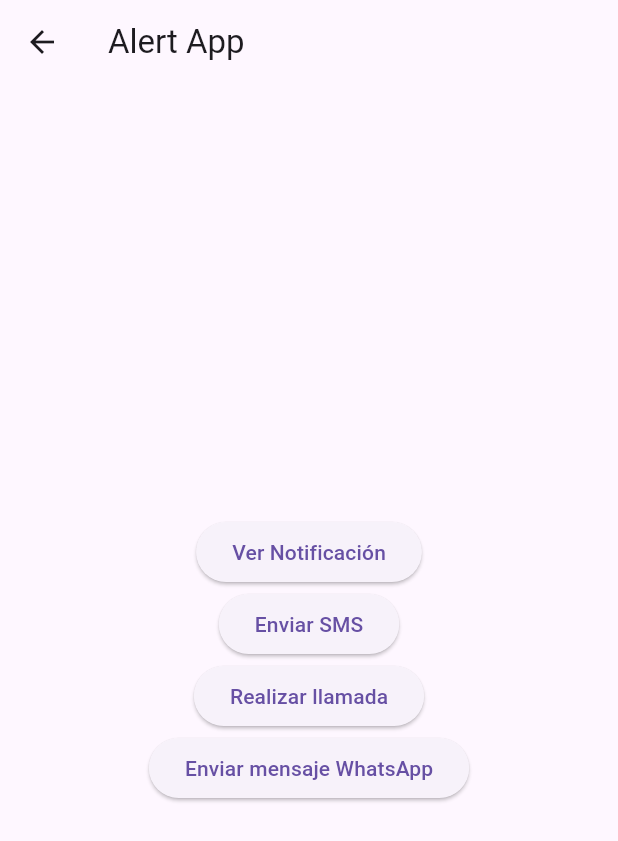
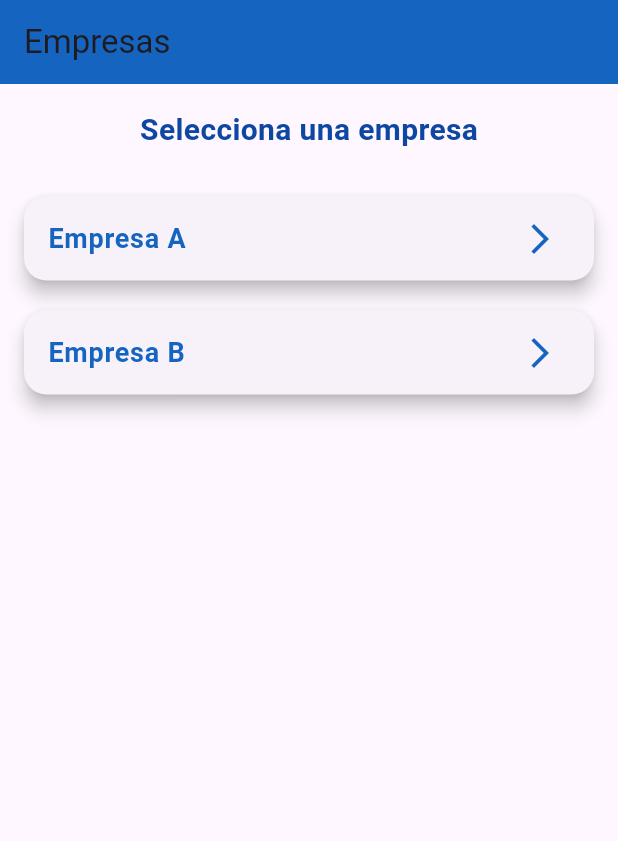
Before and after one commit to jesusjfy/appalertas, a Flutter app: the HomePage screen opened directly, on a phone screen of 412 x 824 dp. Shown: the top 841 px of the screen. Run offline on Flutter 3.47's test engine with Material 3 defaults, Android fonts, the phone set to English and light mode, and no system bars; our stand-ins replace firebase_auth, firebase_core, flutter_local_notifications, google_sign_in; missing offline and left inert: telephony; accounts and stored records are empty.

Commit message:
creación de empresas

```diff
--- /dev/null
+++ b/lib/models/area_model.dart
@@ -0,0 +1,9 @@
+import 'package:appalertas/models/user_model.dart';
+
+class Area {
+  final String name;
+  final String head;
+  final List<User> workers;
+
+  Area({required this.name, required this.head, required this.workers});
+}
--- /dev/null
+++ b/lib/models/company_model.dart
@@ -0,0 +1,8 @@
+import 'package:appalertas/models/area_model.dart';
+
+class Company {
+  final String name;
+  final List<Area> areas;
+
+  Company({required this.name, required this.areas});
+}
--- /dev/null
+++ b/lib/models/user_model.dart
@@ -0,0 +1,8 @@
+class User {
+  final String name;
+  final String phoneNumber;
+  final String whatsappNumber;
+  final String position;
+
+  User({required this.name, required this.phoneNumber, required this.whatsappNumber, required this.position});
+}
--- a/lib/pages/home_page.dart
+++ b/lib/pages/home_page.dart
@@ -1,53 +1,86 @@
+import 'package:appalertas/models/area_model.dart';
+import 'package:appalertas/models/company_model.dart';
+import 'package:appalertas/models/user_model.dart';
+import 'package:appalertas/pages/area_page.dart';
 import 'package:flutter/material.dart';
 
-import '../services/call_service.dart';
-import '../services/notification_service.dart';
-import '../services/sms_service.dart';
-import '../services/whatsapp_service.dart';
-
 class HomePage extends StatelessWidget {
-  final NotificationService _notificationService = NotificationService();
-  final SmsService _smsService = SmsService();
-  final CallService _callService = CallService();
-  final WhatsappService _whatsappService = WhatsappService();
-
-  HomePage() {
-    _notificationService.initialize();
-  }
+  final List<Company> companies = [
+    Company(name: 'Empresa A', areas: [
+      Area(name: 'Área 1', head: 'Jefe A1', workers: [
+        User(name: 'Trabajador 1', phoneNumber: '', whatsappNumber: '', position: 'Posición 1'),
+        User(name: 'Trabajador 2', phoneNumber: '', whatsappNumber: '', position: 'Posición 2'),
+      ]),
+      Area(name: 'Área 2', head: 'Jefe A2', workers: [
+        User(name: 'Trabajador 3', phoneNumber: '', whatsappNumber: '', position: 'Posición 3'),
+        User(name: 'Trabajador 4', phoneNumber: '', whatsappNumber: '', position: 'Posición 4'),
+      ]),
+    ]),
+    Company(name: 'Empresa B', areas: [
+      Area(name: 'Área 3', head: 'Jefe B1', workers: [
+        User(name: 'Trabajador 5', phoneNumber: '', whatsappNumber: '', position: 'Posición 5'),
+        User(name: 'Trabajador 6', phoneNumber: '', whatsappNumber: '', position: 'Posición 6'),
+      ]),
+      Area(name: 'Área 4', head: 'Jefe B2', workers: [
+        User(name: 'Trabajador 7', phoneNumber: '', whatsappNumber: '', position: 'Posición 7'),
+        User(name: 'Trabajador 8', phoneNumber: '', whatsappNumber: '', position: 'Posición 8'),
+      ]),
+    ]),
+  ];
 
   @override
   Widget build(BuildContext context) {
     return Scaffold(
       appBar: AppBar(
-        title: Text('Alert App'),
+        title: Text('Empresas'),
+        backgroundColor: Colors.blue[800],
       ),
-      body: Center(
+      body: Padding(
+        padding: const EdgeInsets.all(16.0),
         child: Column(
-          mainAxisAlignment: MainAxisAlignment.center,
-          children: <Widget>[
-            ElevatedButton(
-              onPressed: () {
-                _notificationService.showNotification('Test', 'Hola');
-              },
-              child: Text('Ver Notificación'),
+          children: [
+            Text(
+              'Selecciona una empresa',
+              style: TextStyle(
+                fontSize: 20,
+                fontWeight: FontWeight.bold,
+                color: Colors.blue[900],
+              ),
             ),
-            ElevatedButton(
-              onPressed: () {
-                _smsService.sendSmsMessage('Mensaje enviado', '+15551234567');
-              },
-              child: Text('Enviar SMS'),
-            ),
-            ElevatedButton(
-              onPressed: () {
-                _callService.makePhoneCall('+15551234567');
-              },
-              child: Text('Realizar llamada'),
-            ),
-            ElevatedButton(
-              onPressed: () {
-                _whatsappService.sendWhatsappMessage('+51931686610', 'Hola');
-              },
-              child: Text('Enviar mensaje WhatsApp'),
+            SizedBox(height: 20),
+            Expanded(
+              child: ListView.builder(
+                itemCount: companies.length,
+                itemBuilder: (context, index) {
+                  final company = companies[index];
+                  return Card(
+                    elevation: 5,
+                    margin: EdgeInsets.symmetric(vertical: 10),
+                    shape: RoundedRectangleBorder(
+                      borderRadius: BorderRadius.circular(15),
+                    ),
+                    child: ListTile(
+                      title: Text(
+                        company.name,
+                        style: TextStyle(
+                          fontSize: 18,
+                          fontWeight: FontWeight.bold,
+                          color: Colors.blue[800],
+                        ),
+                      ),
+                      trailing: Icon(Icons.arrow_forward_ios, color: Colors.blue[800]),
+                      onTap: () {
+                        Navigator.push(
+                          context,
+                          MaterialPageRoute(
+                            builder: (context) => AreaPage(company: company),
+                          ),
+                        );
+                      },
+                    ),
+                  );
+                },
+              ),
             ),
           ],
         ),
--- a/lib/pages/register_page.dart
+++ b/lib/pages/register_page.dart
@@ -1,7 +1,6 @@
+import 'package:appalertas/pages/home_page.dart';
 import 'package:firebase_auth/firebase_auth.dart';
 import 'package:flutter/material.dart';
-
-import 'login_page.dart';
 
 class RegisterPage extends StatefulWidget {
   @override
@@ -32,7 +31,7 @@ class _RegisterPageState extends State<RegisterPage> {
       );
       Navigator.pushReplacement(
         context,
-        MaterialPageRoute(builder: (context) => LoginPage()),
+        MaterialPageRoute(builder: (context) => HomePage()),
       );
     } on FirebaseAuthException catch (e) {
       setState(() {
```
Also changed, not shown: lib/models/user.dart (deleted, +0 -7 lines), lib/pages/area_page.dart (added, +75 -0 lines), lib/pages/login_page.dart (+4 -3 lines), lib/pages/user_list_page.dart (+18 -18 lines), lib/pages/workers_page.dart (added, +116 -0 lines).
